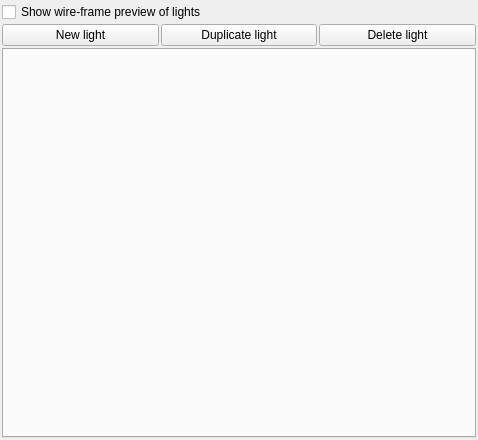
Above: mandelbulber2/qt/light_sources_manager.ui from buddhi1980/mandelbulber2 before the change. Below: the same form after it.
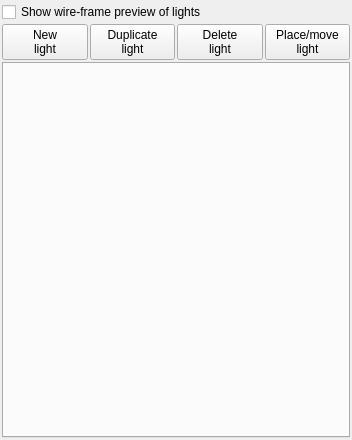
That is the form after the change. Custom widgets are drawn as their Qt base class.

Commit message:
Added place light button Added refreshing of list of lights in mouse click function combobox
TODO: update of light placement function

```diff
--- a/mandelbulber2/qt/light_sources_manager.ui
+++ b/mandelbulber2/qt/light_sources_manager.ui
@@ -6,7 +6,7 @@
    <rect>
     <x>0</x>
     <y>0</y>
-    <width>478</width>
+    <width>352</width>
     <height>440</height>
    </rect>
   </property>
@@ -41,21 +41,32 @@
      <item>
       <widget class="QPushButton" name="pushButton_newLight">
        <property name="text">
-        <string>New light</string>
+        <string>New
+light</string>
        </property>
       </widget>
      </item>
      <item>
       <widget class="QPushButton" name="pushButton_duplicateLight">
        <property name="text">
-        <string>Duplicate light</string>
+        <string>Duplicate
+light</string>
        </property>
       </widget>
      </item>
      <item>
       <widget class="QPushButton" name="pushButton_deleteLight">
        <property name="text">
-        <string>Delete light</string>
+        <string>Delete
+light</string>
+       </property>
+      </widget>
+     </item>
+     <item>
+      <widget class="QPushButton" name="pushButton_placeLight">
+       <property name="text">
+        <string>Place/move
+light</string>
        </property>
       </widget>
      </item>
```
The commit also changes 5 other files.
